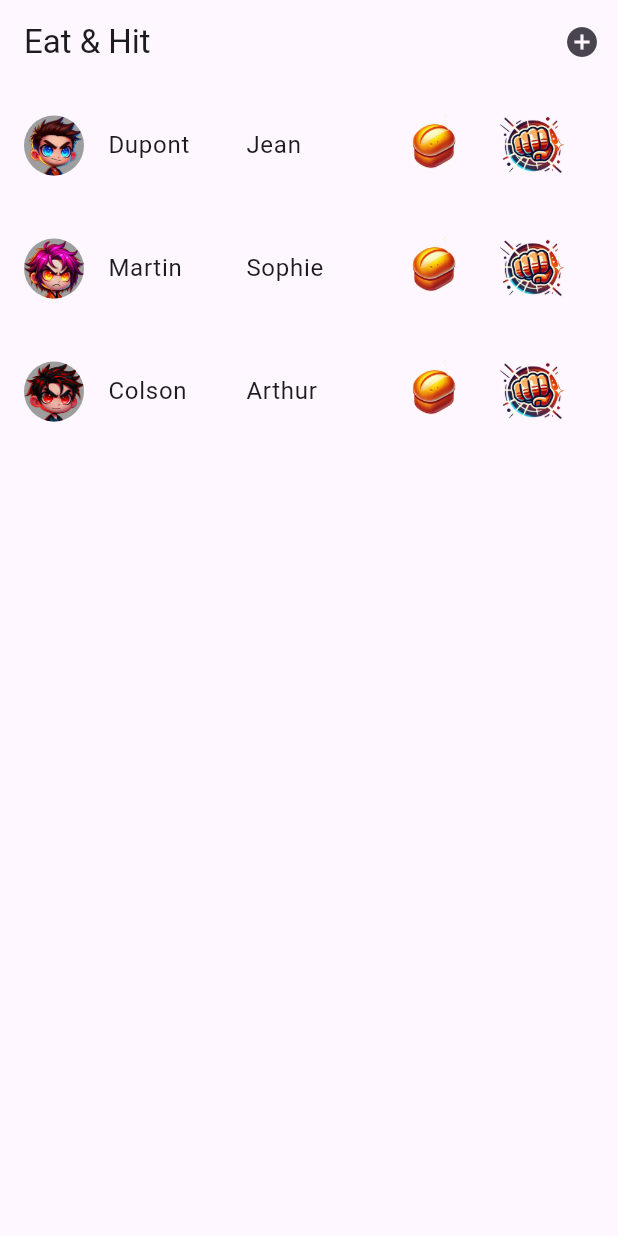
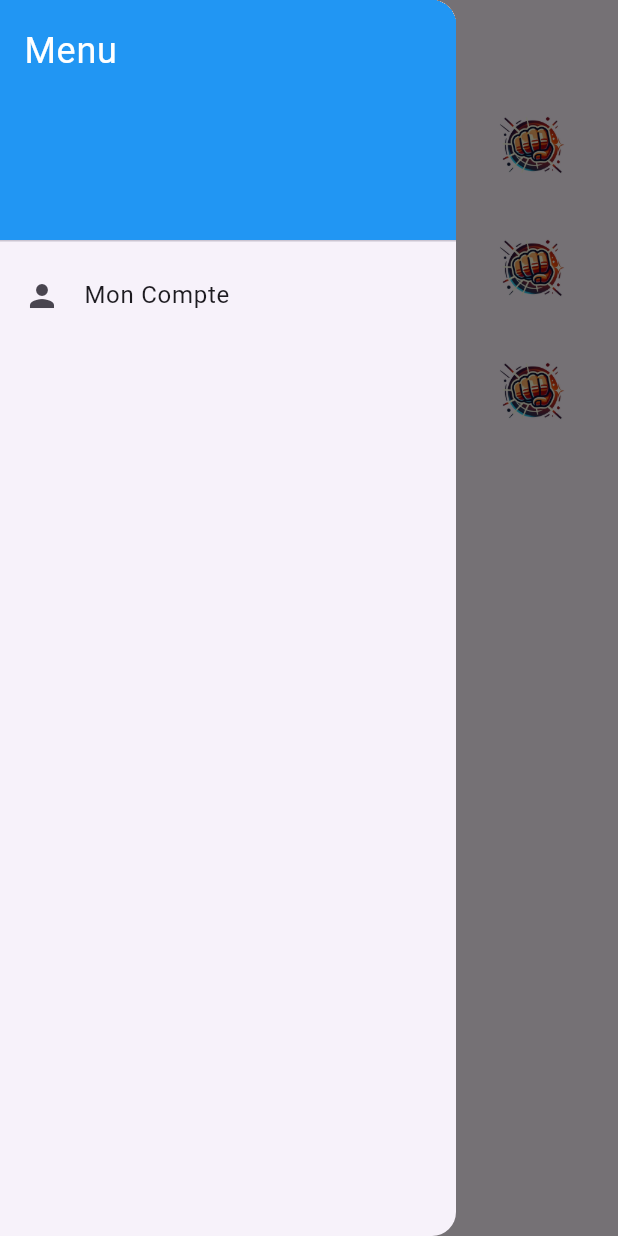
Before and after one commit to Arcols/Eat-and-Hit, a Flutter app: the screen it shows after launch, with the side drawer open (before the commit the screen has no drawer), on a phone screen of 412 x 824 dp. Run offline on Flutter 3.47's test engine with Material 3 defaults, Android fonts, the phone set to English and light mode, and no system bars.

Commit message:
debut mon compte

```diff
--- a/lib/main.dart
+++ b/lib/main.dart
@@ -6,6 +6,7 @@ import 'package:eat_and_hit/Vue/DetailsEleves.dart';
 import 'package:eat_and_hit/Widgets/HitWidget.dart';
 import 'package:eat_and_hit/Widgets/EatWidget.dart';
 import 'fonctions/dataFonctions.dart';
+import 'Vue/MonCompte.dart';
 
 Future<void> main() async {
   WidgetsFlutterBinding.ensureInitialized();
@@ -63,13 +64,28 @@ class _ContactListPageState extends State<ContactListPage> {
   Widget build(BuildContext context) {
     return Scaffold(
       appBar: AppBar(
-        title: Text('Eat & Hit'),
-        actions: <Widget>[
-          IconButton(
-            icon: Icon(Icons.add_circle),
-            onPressed: addEtudiant,
-          ),
-        ],
+        title: Text("Eat & Hit"),
+      ),
+      drawer: Drawer( // Menu latéral
+        child: ListView(
+          padding: EdgeInsets.zero,
+          children: [
+            DrawerHeader(
+              decoration: BoxDecoration(color: Colors.blue),
+              child: Text("Menu", style: TextStyle(color: Colors.white, fontSize: 24)),
+            ),
+            ListTile(
+              leading: Icon(Icons.person),
+              title: Text("Mon Compte"),
+              onTap: () {
+                Navigator.push(
+                  context,
+                  MaterialPageRoute(builder: (context) => MonCompte()),
+                );
+              },
+            ),
+          ],
+        ),
       ),
       body: Column(
         children: <Widget>[
```
Also changed, not shown: lib/Vue/MonCompte.dart (added, +53 -0 lines), assets/images/brice.jpg (deleted).
